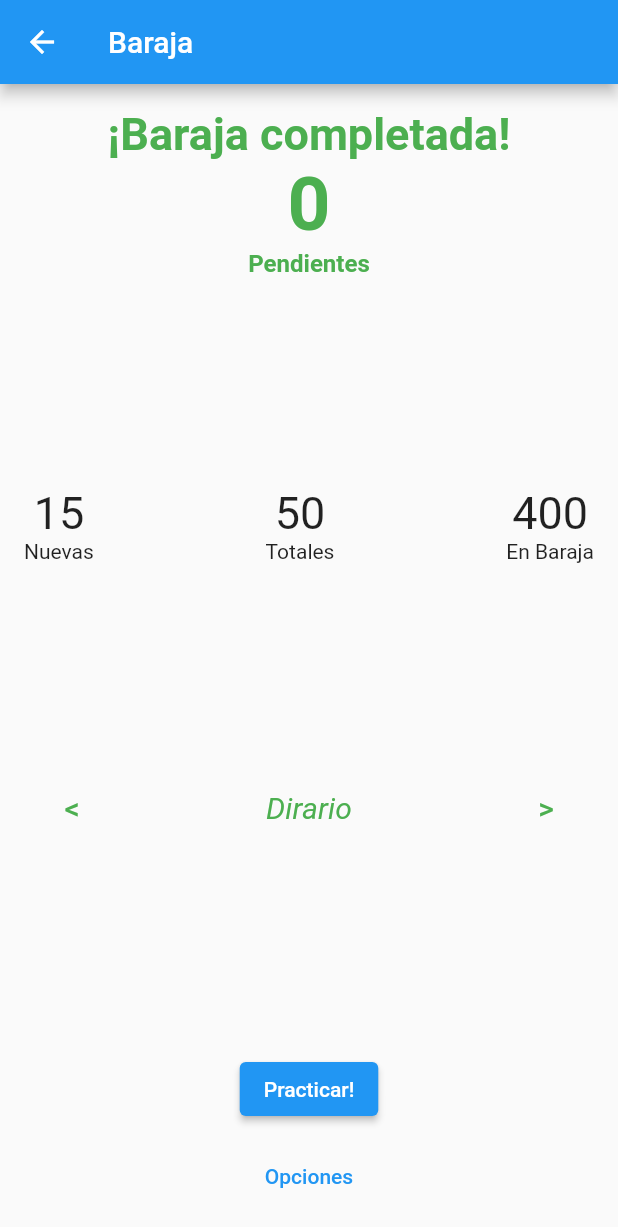
After one commit to ignacio-cuadra/deck-deck, a Flutter app: the screen it shows after launch, after a tap on "Primera baraja", on a phone screen of 412 x 824 dp. The commit adds this screen. Shown: the top 1227 px of the screen. Run offline on Flutter 3.47's test engine with Material 2 defaults, Android fonts, the light colour scheme and no system bars.

Commit message:
feat: :sparkles: new views

```diff
--- /dev/null
+++ b/lib/deck_home.dart
@@ -0,0 +1,145 @@
+import 'package:flutter/material.dart';
+
+class DeckHome extends StatefulWidget {
+  const DeckHome({super.key});
+  @override
+  State<DeckHome> createState() => _DeckHome();
+}
+
+class _DeckHome extends State<DeckHome> {
+  List<DeckState> deckStates = [
+    DeckState("¡Baraja completada!", Colors.green),
+    DeckState("Pendiente", Colors.red)
+  ];
+  int deckStateIndex = 0;
+  List<Option> options = [
+    Option("Dirario", Colors.green, () {}),
+    Option("Reverso", Colors.orange, () {}),
+    Option("Aleatoreo", Colors.blue, () {})
+  ];
+  int optionIndex = 0;
+  int pendingCards = 0;
+  int newCards = 15;
+  int totalCards = 50;
+  int deckCards = 400;
+  @override
+  Widget build(BuildContext context) {
+    return Scaffold(
+        appBar: AppBar(
+            title: const Text(
+          "Baraja",
+        )),
+        body: Padding(
+            padding: const EdgeInsets.all(16),
+            child: Column(
+              crossAxisAlignment: CrossAxisAlignment.center,
+              children: [
+                Text(deckStates[deckStateIndex].label,
+                    style: TextStyle(
+                        fontWeight: FontWeight.bold,
+                        color: deckStates[deckStateIndex].color,
+                        fontSize: 30)),
+                Text(pendingCards.toString(),
+                    style: TextStyle(
+                        fontWeight: FontWeight.bold,
+                        color: deckStates[deckStateIndex].color,
+                        fontSize: 50)),
+                Text("Pendientes",
+                    style: TextStyle(
+                        fontWeight: FontWeight.bold,
+                        color: deckStates[deckStateIndex].color,
+                        fontSize: 16)),
+                const Spacer(),
+                Row(
+                  children: [
+                    Column(
+                      children: [
+                        Text(
+                          newCards.toString(),
+                          style: const TextStyle(fontSize: 30),
+                        ),
+                        const Text("Nuevas")
+                      ],
+                    ),
+                    const Spacer(),
+                    Column(
+                      children: [
+                        Text(
+                          totalCards.toString(),
+                          style: const TextStyle(fontSize: 30),
+                        ),
+                        const Text("Totales")
+                      ],
+                    ),
+                    const Spacer(),
+                    Column(
+                      children: [
+                        Text(
+                          deckCards.toString(),
+                          style: const TextStyle(fontSize: 30),
+                        ),
+                        const Text("En Baraja")
+                      ],
+                    )
+                  ],
+                ),
+                const Spacer(),
+                Row(
+                  children: [
+                    TextButton(
+                        onPressed: () {
+                          setState(() {
+                            optionIndex = (optionIndex + 1) % options.length;
+                          });
+                        },
+                        child: Text(
+                          "<",
+                          style: TextStyle(
+                              fontSize: 20, color: options[optionIndex].color),
+                        )),
+                    const Spacer(),
+                    Text(
+                      options[optionIndex].label,
+                      style: TextStyle(
+                          color: options[optionIndex].color,
+                          fontSize: 20,
+                          fontStyle: FontStyle.italic),
+                    ),
+                    const Spacer(),
+                    TextButton(
+                        onPressed: () {
+                          setState(() {
+                            optionIndex = (optionIndex - 1) % options.length;
+                          });
+                        },
+                        child: Text(
+                          ">",
+                          style: TextStyle(
+                              fontSize: 20, color: options[optionIndex].color),
+                        ))
+                  ],
+                ),
+                const Spacer(),
+                ElevatedButton(
+                    onPressed: () {}, child: const Text("Practicar!")),
+                const SizedBox(
+                  height: 10,
+                ),
+                TextButton(onPressed: () {}, child: const Text("Opciones")),
+              ],
+            )));
+  }
+}
+
+class Option {
+  String label;
+  Color color;
+  Function action;
+  Option(this.label, this.color, this.action);
+}
+
+class DeckState {
+  String label;
+  Color color;
+  DeckState(this.label, this.color);
+}
--- /dev/null
+++ b/lib/decks_list.dart
@@ -0,0 +1,22 @@
+import 'package:deck_deck_app/deck_home.dart';
+import 'package:flutter/material.dart';
+
+class DecksList extends StatelessWidget {
+  const DecksList({super.key});
+
+  @override
+  Widget build(BuildContext context) {
+    return Scaffold(
+        appBar: AppBar(title: const Text("Lista de barajas")),
+        body: Row(
+          children: [
+            ElevatedButton(
+                onPressed: () {
+                  Navigator.push(context,
+                      MaterialPageRoute(builder: (context) => DeckHome()));
+                },
+                child: const Text("Primera baraja"))
+          ],
+        ));
+  }
+}
--- a/lib/main.dart
+++ b/lib/main.dart
@@ -1,3 +1,4 @@
+import 'package:deck_deck_app/decks_list.dart';
 import 'package:flutter/material.dart';
 
 void main() {
@@ -6,43 +7,21 @@ void main() {
 
 class DeckDeckApp extends StatelessWidget {
   const DeckDeckApp({super.key});
-
-  // This widget is the root of your application.
   @override
   Widget build(BuildContext context) {
     return MaterialApp(
       title: 'DeckDeck',
       theme: ThemeData(
-        // This is the theme of your application.
-        //
-        // Try running your application with "flutter run". You'll see the
-        // application has a blue toolbar. Then, without quitting the app, try
-        // changing the primarySwatch below to Colors.green and then invoke
-        // "hot reload" (press "r" in the console where you ran "flutter run",
-        // or simply save your changes to "hot reload" in a Flutter IDE).
-        // Notice that the counter didn't reset back to zero; the application
-        // is not restarted.
         primarySwatch: Colors.blue,
       ),
-      home: const MyHomePage(title: 'Deck-Deck'),
+      home: const DecksList(),
     );
   }
 }
 
 class MyHomePage extends StatefulWidget {
   const MyHomePage({super.key, required this.title});
-
-  // This widget is the home page of your application. It is stateful, meaning
-  // that it has a State object (defined below) that contains fields that affect
-  // how it looks.
-
-  // This class is the configuration for the state. It holds the values (in this
-  // case the title) provided by the parent (in this case the App widget) and
-  // used by the build method of the State. Fields in a Widget subclass are
-  // always marked "final".
-
   final String title;
-
   @override
   State<MyHomePage> createState() => _MyHomePageState();
 }
```
